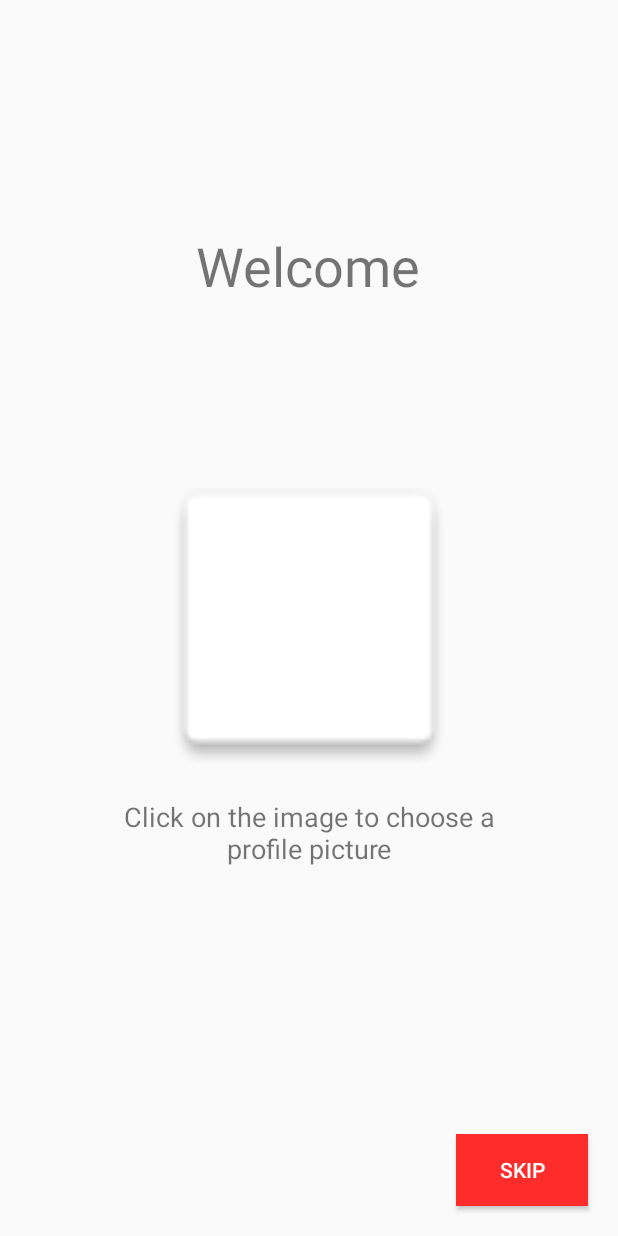
After one commit to frogitecture/Authenticated-Goose, an Android app: the fragment WelcomeFragment placed in its activity, on a phone screen of 412 x 824 dp. The commit adds this screen. Run offline under Robolectric (Android 15) with nearby library versions, the phone set to English and light mode, and no system bars; our stand-ins replace Firebase (no records; nobody signed in at launch, a user with empty details on screens opened directly).

Commit message:
Added opportunity to add a profile picture when registering

```diff
--- a/app/build.gradle
+++ b/app/build.gradle
@@ -31,4 +31,7 @@ dependencies {
 
     // firebase auth
     implementation 'com.google.firebase:firebase-auth:19.2.0'
+
+    // image processing
+    implementation 'com.github.bumptech.glide:glide:4.10.0'
 }
--- a/app/src/main/java/com/hallucind/authenticatedgoosetest/AuthActivity.java
+++ b/app/src/main/java/com/hallucind/authenticatedgoosetest/AuthActivity.java
@@ -1,6 +1,8 @@
 package com.hallucind.authenticatedgoosetest;
 
 import android.os.Bundle;
+
+import com.hallucind.authenticatedgoosetest.Fragments.LoginFragment;
 
 import androidx.appcompat.app.AppCompatActivity;
 import androidx.fragment.app.Fragment;
--- a/app/src/main/java/com/hallucind/authenticatedgoosetest/LoginFragment.java
+++ b/app/src/main/java/com/hallucind/authenticatedgoosetest/Fragments/LoginFragment.java
@@ -1,11 +1,13 @@
-package com.hallucind.authenticatedgoosetest;
+package com.hallucind.authenticatedgoosetest.Fragments;
 
 import android.os.Bundle;
 import android.view.LayoutInflater;
 import android.view.View;
 import android.view.ViewGroup;
-import android.widget.Button;
 import android.widget.TextView;
+
+import com.hallucind.authenticatedgoosetest.AuthActivity;
+import com.hallucind.authenticatedgoosetest.R;
 
 import androidx.annotation.NonNull;
 import androidx.annotation.Nullable;
--- a/app/src/main/java/com/hallucind/authenticatedgoosetest/RegisterFragment.java
+++ b/app/src/main/java/com/hallucind/authenticatedgoosetest/Fragments/RegisterFragment.java
@@ -1,4 +1,4 @@
-package com.hallucind.authenticatedgoosetest;
+package com.hallucind.authenticatedgoosetest.Fragments;
 
 import android.os.Bundle;
 import android.util.Log;
@@ -16,6 +16,8 @@ import com.google.firebase.auth.AuthResult;
 import com.google.firebase.auth.FirebaseAuth;
 import com.google.firebase.auth.FirebaseUser;
 import com.google.firebase.auth.UserProfileChangeRequest;
+import com.hallucind.authenticatedgoosetest.AuthActivity;
+import com.hallucind.authenticatedgoosetest.R;
 
 import androidx.annotation.NonNull;
 import androidx.annotation.Nullable;
@@ -80,7 +82,7 @@ public class RegisterFragment extends Fragment {
 
                                                     @Override
                                                     public void onComplete(@NonNull Task<Void> task) {
-                                                        Toast.makeText(getActivity(), "Register success", Toast.LENGTH_LONG).show();
+                                                        ((AuthActivity)getActivity()).changeActivity(new WelcomeFragment());
                                                     }
                                                 });
                                     }
--- /dev/null
+++ b/app/src/main/java/com/hallucind/authenticatedgoosetest/Fragments/WelcomeFragment.java
@@ -0,0 +1,120 @@
+package com.hallucind.authenticatedgoosetest.Fragments;
+
+import android.content.Intent;
+import android.graphics.Color;
+import android.net.Uri;
+import android.os.Bundle;
+import android.provider.MediaStore;
+import android.view.LayoutInflater;
+import android.view.View;
+import android.view.ViewGroup;
+import android.widget.Button;
+import android.widget.ImageView;
+import android.widget.TextView;
+
+import com.bumptech.glide.Glide;
+import com.google.android.gms.tasks.OnCompleteListener;
+import com.google.android.gms.tasks.Task;
+import com.google.firebase.auth.FirebaseAuth;
+import com.google.firebase.auth.FirebaseUser;
+import com.google.firebase.auth.UserProfileChangeRequest;
+import com.hallucind.authenticatedgoosetest.AuthActivity;
+import com.hallucind.authenticatedgoosetest.MainActivity;
+import com.hallucind.authenticatedgoosetest.ProfilePhotoFragment;
+import com.hallucind.authenticatedgoosetest.R;
+import androidx.annotation.NonNull;
+import androidx.annotation.Nullable;
+import androidx.fragment.app.Fragment;
+
+import static android.app.Activity.RESULT_OK;
+
+public class WelcomeFragment extends Fragment {
+
+    private PictuteListener pictureListener;
+    private final int PICK_IMAGE = 100;
+    private FirebaseUser firebaseUser;
+
+    private TextView displayNameTxt;
+    private ImageView imageView;
+    private Button skipBtn;
+
+    @Nullable
+    @Override
+    public View onCreateView(@NonNull LayoutInflater inflater, @Nullable ViewGroup container, @Nullable Bundle savedInstanceState) {
+        View parentView = inflater.inflate(R.layout.fragment_welcome, container, false);
+
+        displayNameTxt = parentView.findViewById(R.id.display_name);
+        imageView = parentView.findViewById(R.id.image);
+        skipBtn = parentView.findViewById(R.id.skip_btn);
+
+        final FirebaseAuth firebaseAuth = FirebaseAuth.getInstance();
+
+        if (firebaseAuth.getCurrentUser() != null) {
+            firebaseUser = firebaseAuth.getCurrentUser();
+        }
+
+        displayNameTxt.setText(firebaseUser.getDisplayName());
+
+        imageView.setOnClickListener(new View.OnClickListener() {
+            @Override
+            public void onClick(View v) {
+                openGallery();
+            }
+        });
+
+        skipBtn.setOnClickListener(new View.OnClickListener() {
+            @Override
+            public void onClick(View v) {
+                getActivity().finish();
+                startActivity(new Intent(getActivity(), MainActivity.class));
+            }
+        });
+
+        pictureListener = new PictuteListener() {
+            @Override
+            public void onProfilePictureUpdated() {
+                Uri uri = firebaseUser.getPhotoUrl();
+                Glide.with(getActivity()).load(uri).into(imageView);
+                skipBtn.setBackgroundColor(Color.parseColor("#2c8bff"));
+                skipBtn.setText("done");
+            }
+        };
+
+        return parentView;
+    }
+
+    private void openGallery() {
+        Intent gallery = new Intent(Intent.ACTION_PICK, MediaStore.Images.Media.INTERNAL_CONTENT_URI);
+        startActivityForResult(gallery, PICK_IMAGE);
+    }
+
+    @Override
+    public void onActivityResult(int requestCode, int resultCode, Intent data) {
+        super.onActivityResult(requestCode, resultCode, data);
+
+        if (resultCode == RESULT_OK && requestCode == PICK_IMAGE) {
+            final Uri imageUri = data.getData();
+            updateUserProfilePicture(imageUri);
+        }
+    }
+
+    private void updateUserProfilePicture(final Uri uri) {
+        UserProfileChangeRequest profileChangeRequest = new UserProfileChangeRequest.Builder()
+                .setPhotoUri(uri)
+                .build();
+
+        firebaseUser.updateProfile(profileChangeRequest)
+                .addOnCompleteListener(new OnCompleteListener<Void>() {
+                    @Override
+                    public void onComplete(@NonNull Task<Void> task) {
+                        if (task.isSuccessful()) {
+                            pictureListener.onProfilePictureUpdated();
+                        }
+                    }
+                });
+    }
+
+    private interface PictuteListener {
+        void onProfilePictureUpdated();
+    }
+}
--- /dev/null
+++ b/app/src/main/res/layout/fragment_welcome.xml
@@ -0,0 +1,68 @@
+<?xml version="1.0" encoding="utf-8"?>
+<RelativeLayout xmlns:android="http://schemas.android.com/apk/res/android"
+    android:layout_width="match_parent"
+    android:layout_height="match_parent">
+
+    <LinearLayout
+        android:layout_width="wrap_content"
+        android:layout_height="wrap_content"
+        android:layout_above="@id/image"
+        android:layout_centerInParent="true"
+        android:layout_centerVertical="true"
+        android:layout_marginBottom="45dp"
+        android:orientation="vertical">
+
+        <TextView
+            android:id="@+id/welcome_txt"
+            android:layout_width="wrap_content"
+            android:layout_height="wrap_content"
+            android:layout_gravity="center_horizontal"
+            android:text="Welcome"
+            android:textSize="36sp" />
+
+        <TextView
+            android:id="@+id/display_name"
+            android:layout_width="wrap_content"
+            android:layout_height="wrap_content"
+            android:layout_gravity="center_horizontal"
+            android:layout_marginTop="10dp"
+            android:text="John Doe"
+            android:textSize="26sp" />
+    </LinearLayout>
+
+    <ImageView
+        android:id="@+id/image"
+        android:layout_width="wrap_content"
+        android:layout_height="wrap_content"
+        android:layout_centerInParent="true"
+        android:layout_margin="20dp"
+        android:clickable="true"
+        android:focusable="true"
+        android:minWidth="200dp"
+        android:minHeight="200dp"
+        android:src="@drawable/common_google_signin_btn_icon_light_normal_background" />
+
+    <TextView
+        android:layout_width="wrap_content"
+        android:layout_height="wrap_content"
+        android:layout_below="@id/image"
+        android:layout_centerHorizontal="true"
+        android:text="Click on the image to choose a profile picture"
+        android:layout_marginStart="60dp"
+        android:layout_marginEnd="60dp"
+        android:gravity="center_horizontal"
+        android:textSize="18sp"/>
+
+    <Button
+        android:id="@+id/skip_btn"
+        android:layout_width="wrap_content"
+        android:layout_height="wrap_content"
+        android:background="#ff2c2c"
+        android:textColor="#ffffff"
+        android:layout_alignParentRight="true"
+        android:layout_alignParentEnd="true"
+        android:layout_alignParentBottom="true"
+        android:layout_margin="20dp"
+        android:text="skip"/>
+
+</RelativeLayout>
```
